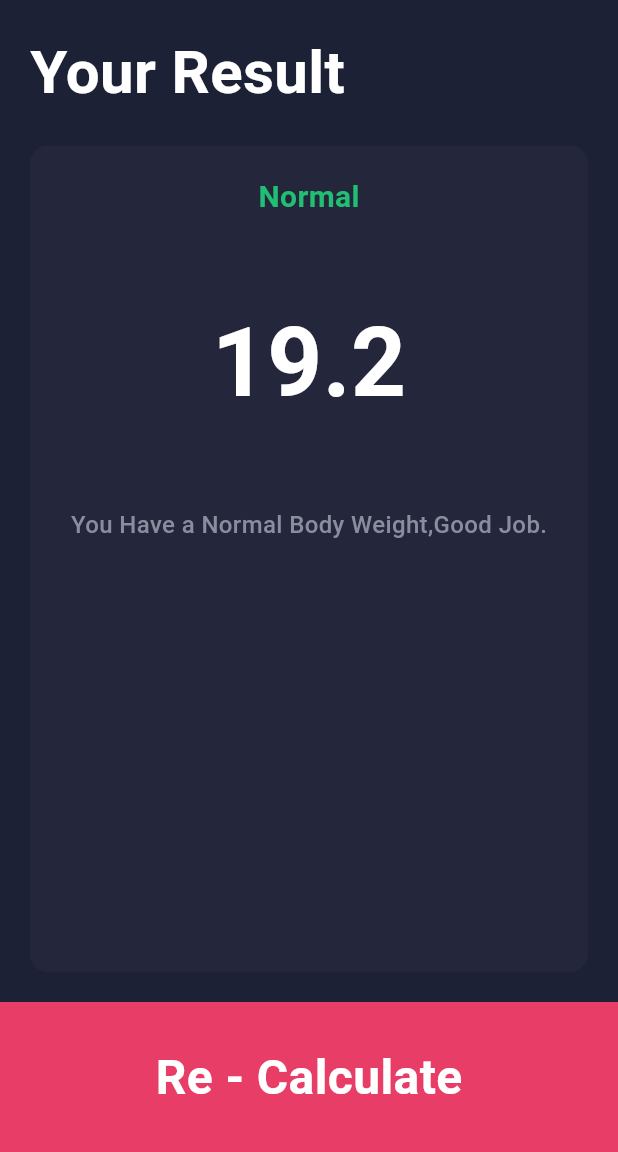
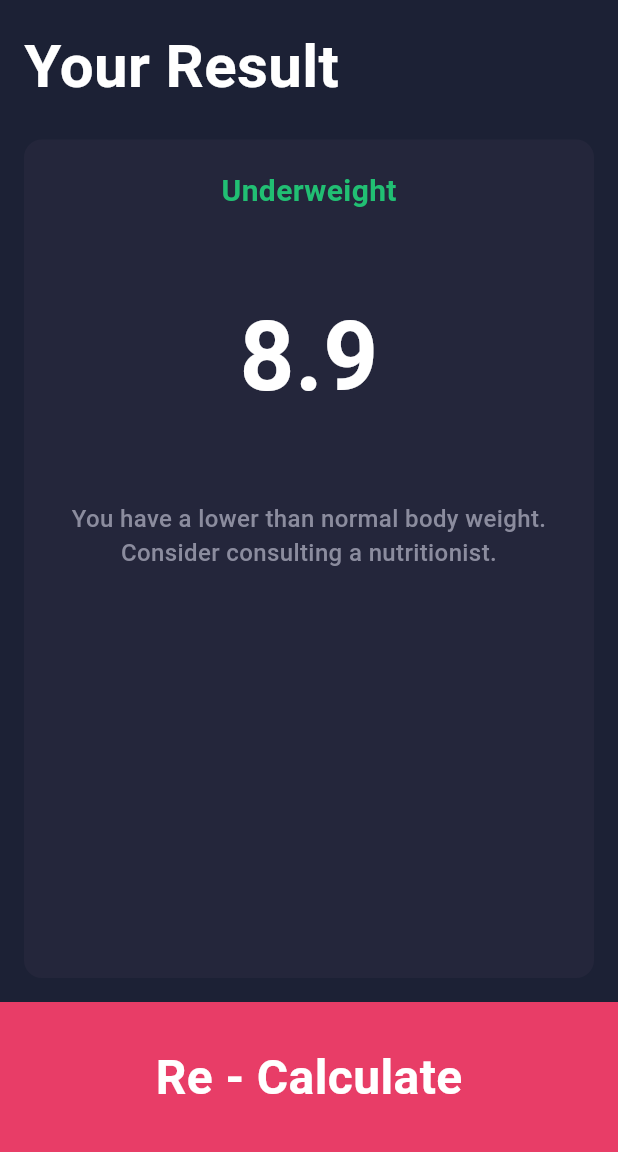
Before and after one commit to ahmedyounis44/Flutter-BIM-App, a Flutter app: the screen it shows after launch, after a tap on the "remove" icon, after a tap on the "add" icon, after a tap on "Calculate", on a phone screen of 412 x 824 dp, the part 84-1236 px from its top. Run offline on Flutter 3.47's test engine with Material 3 defaults, Android fonts, the phone set to English and light mode, and no system bars.

```diff
--- a/lib/Screens/home_screen.dart
+++ b/lib/Screens/home_screen.dart
@@ -1,3 +1,5 @@
+import 'dart:math';
+
 import 'package:flutter/material.dart';
 import 'package:flutterapp/widgets/calculate_button.dart';
 import 'package:flutterapp/widgets/counter_box.dart';
@@ -95,24 +97,24 @@ class _HomescreenState extends State<Homescreen> {
                 CounterBox(title: "Weight", value: weight,
                 onPressed: () {
                   setState(() {
-                    weight=weight-1;
+                    weight>1?weight--:weight;
                   });
                 },
                 plusonPressed: () {
                  setState(() {
-                    weight=weight+1;
+                    weight<200?weight++:weight;
                   });
                 },),
                 SizedBox(width: 10),
                 CounterBox(title: "Age", value: age,
                  onPressed: () {
                   setState(() {
-                    age=age-1;
+                    age>1?age--:age;
                   });
                 },
                 plusonPressed: () {
                  setState(() {
-                    age=age+1;
+                    age<100?age++:age;
                   });
                 },),
               ],
@@ -120,7 +122,9 @@ class _HomescreenState extends State<Homescreen> {
           ],
         ),
       ),
-      bottomNavigationBar: CalculateButton(text: "Calculate",routename: '/Result',)
+      bottomNavigationBar: CalculateButton(text: "Calculate",routename: '/Result',
+      bmi:(weight/pow((height/100),2)),
+      )
     );
   }
 }
--- a/lib/Screens/result_screen.dart
+++ b/lib/Screens/result_screen.dart
@@ -3,14 +3,17 @@ import 'package:flutterapp/widgets/calculate_button.dart';
 import 'package:flutterapp/widgets/custom_app_bar.dart';
 
 class ResultScreen extends StatelessWidget {
+
   const ResultScreen({super.key});
 
   @override
   Widget build(BuildContext context) {
+    final args = ModalRoute.of(context)!.settings.arguments as Map;
+    double bmi = args['bmi'];
     return Scaffold(
       appBar: Customappbar(),
       body: Padding(
-        padding: EdgeInsets.all(20),
+        padding: EdgeInsets.all(16),
         child: Column(
         crossAxisAlignment: CrossAxisAlignment.start,
           children: [
@@ -36,7 +39,7 @@ class ResultScreen extends StatelessWidget {
                   spacing: 50,
                   children: [
                     Text(
-                      "Normal",
+                      getStatusval(bmi),
                       style: TextStyle(
                         fontSize: 20,
                         fontWeight: FontWeight.w700,
@@ -44,7 +47,7 @@ class ResultScreen extends StatelessWidget {
                       ),
                     ),
                     Text(
-                      "19.2",
+                     bmi.toStringAsFixed(1),
                       style: TextStyle(
                         fontSize: 64,
                         fontWeight: FontWeight.w700,
@@ -52,7 +55,8 @@ class ResultScreen extends StatelessWidget {
                       ),
                     ),
                     Text(
-                      "You Have a Normal Body Weight,Good Job.",
+                      getStatusDescription(bmi),
+                       textAlign: TextAlign.center,
                       style: TextStyle(
                         fontSize: 16,
                         fontWeight: FontWeight.w500,
@@ -70,4 +74,22 @@ class ResultScreen extends StatelessWidget {
       bottomNavigationBar: CalculateButton(text: "Re - Calculate", routename: '/',)
     );
   }
+
+ String getStatusval(double bmi) {
+  return switch (bmi) {
+    < 18.5 => 'Underweight',
+    >= 18.5 && < 25.0 => 'Normal weight',
+    >= 25.0 && < 30.0 => 'Overweight',
+    _ => 'Obese', // Default case (>= 30.0)
+  };
 }
+
+String getStatusDescription(double bmi) {
+  return switch (bmi) {
+    < 18.5 => 'You have a lower than normal body weight. Consider consulting a nutritionist.',
+    >= 18.5 && < 25.0 => 'You have a healthy body weight. Good job maintaining your fitness!',
+    >= 25.0 && < 30.0 => 'You are slightly overweight. Regular exercise and a balanced diet may help.',
+    _ => 'Your body weight is in the obese range. Please consult a healthcare provider.',
+  };
+}
+}
--- a/lib/widgets/calculate_button.dart
+++ b/lib/widgets/calculate_button.dart
@@ -1,10 +1,16 @@
 import 'package:flutter/material.dart';
 
 class CalculateButton extends StatelessWidget {
-  const CalculateButton({super.key, required this.text,required this.routename});
+  const CalculateButton({
+    super.key,
+    required this.text,
+    required this.routename,
+    this.bmi
+  });
 
   final String text;
   final String routename;
+  final double? bmi;
 
   @override
   Widget build(BuildContext context) {
@@ -23,7 +29,12 @@ class CalculateButton extends StatelessWidget {
         ),
       ),
       onTap: () {
-         Navigator.pushNamed(context, routename);
+        if (routename == '/Result') {
+          Navigator.pushNamed(context, routename, arguments: {'bmi': bmi});
+        } else {
+          Navigator.pushNamed(context, routename);
+        }
+
       },
     );
   }
--- a/lib/widgets/counter_box.dart
+++ b/lib/widgets/counter_box.dart
@@ -42,7 +42,7 @@ class CounterBox extends StatelessWidget {
               children: [
 
                  FloatingActionButton.small(
-                  heroTag: null,
+                  heroTag: '$title 1',
                     onPressed: onPressed,
                     shape: RoundedRectangleBorder(
                       borderRadius: BorderRadius.circular(100),
@@ -55,7 +55,7 @@ class CounterBox extends StatelessWidget {
 
 
                  FloatingActionButton.small(
-                  heroTag: null,
+                  heroTag: '$title 2',
                     onPressed: plusonPressed,
                     shape: RoundedRectangleBorder(
                       borderRadius: BorderRadius.circular(100),
--- a/lib/widgets/slider_block.dart
+++ b/lib/widgets/slider_block.dart
@@ -10,8 +10,8 @@ class SliderBlock extends StatelessWidget {
   Widget build(BuildContext context) {
     return Slider(
       value: height.toDouble(),
-      min: 100,
-      max: 220,
+      min: 0,
+      max: 250,
       onChanged: onChanged,
       activeColor: Color(0xffE83D67),
       inactiveColor: Colors.white,
```
Also changed, not shown: 22 other files.
